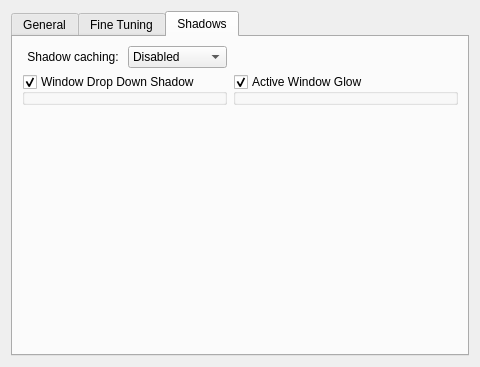
mgottschlag/kwin-tiling, file kstyles/oxygen/config/ui/oxygendecorationconfigwidget.ui: the form before one commit.
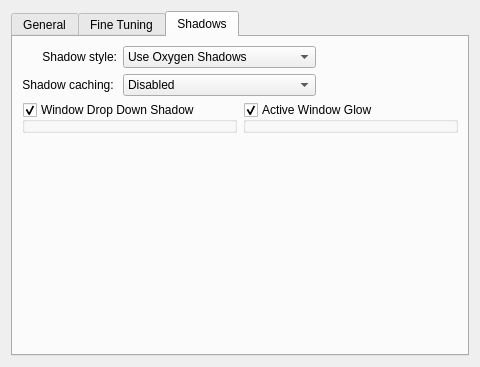
The form after the commit. The open tabs and pages were chosen to show the change. Custom widgets are drawn as their Qt base class.

Commit message: Added option to choose shadow style between 'oxygen'; 'kwin' and 'no shadows'

```diff
--- a/kstyles/oxygen/config/ui/oxygendecorationconfigwidget.ui
+++ b/kstyles/oxygen/config/ui/oxygendecorationconfigwidget.ui
@@ -327,8 +327,10 @@
       <attribute name="title">
        <string>Shadows</string>
       </attribute>
+      <layout class="QVBoxLayout" name="verticalLayout_2">
+       <item>
       <layout class="QGridLayout" name="gridLayout_3">
-       <item row="0" column="0">
+         <item row="1" column="0">
         <widget class="QLabel" name="label_3">
          <property name="text">
           <string>Shadow caching: </string>
@@ -338,7 +340,7 @@
          </property>
         </widget>
        </item>
-       <item row="0" column="1">
+         <item row="1" column="1">
         <widget class="KComboBox" name="shadowCacheMode_">
          <item>
           <property name="text">
@@ -357,6 +359,35 @@
          </item>
         </widget>
        </item>
+         <item row="0" column="0">
+          <widget class="QLabel" name="label_4">
+           <property name="text">
+            <string>Shadow style:</string>
+           </property>
+           <property name="alignment">
+            <set>Qt::AlignRight|Qt::AlignTrailing|Qt::AlignVCenter</set>
+           </property>
+          </widget>
+         </item>
+         <item row="0" column="1">
+          <widget class="KComboBox" name="shadowMode_">
+           <item>
+            <property name="text">
+             <string>Use Oxygen Shadows</string>
+            </property>
+           </item>
+           <item>
+            <property name="text">
+             <string>Use Desktop Effects Shadows</string>
+            </property>
+           </item>
+           <item>
+            <property name="text">
+             <string>Do Not Draw Shadows</string>
+            </property>
+           </item>
+          </widget>
+         </item>
        <item row="0" column="2">
         <spacer name="horizontalSpacer_5">
          <property name="orientation">
@@ -370,7 +401,11 @@
          </property>
         </spacer>
        </item>
-       <item row="1" column="0" colspan="2">
+        </layout>
+       </item>
+       <item>
+        <layout class="QHBoxLayout" name="horizontalLayout">
+         <item>
         <widget class="QGroupBox" name="inactiveShadowConfiguration_">
          <property name="title">
           <string>Window Drop Down Shadow </string>
@@ -380,7 +415,7 @@
          </property>
         </widget>
        </item>
-       <item row="1" column="2">
+         <item>
         <widget class="QGroupBox" name="activeShadowConfiguration_">
          <property name="title">
           <string>Active Window Glow</string>
@@ -390,7 +425,9 @@
          </property>
         </widget>
        </item>
-       <item row="2" column="0">
+        </layout>
+       </item>
+       <item>
         <spacer name="verticalSpacer_3">
          <property name="orientation">
           <enum>Qt::Vertical</enum>
```
Lines whose indentation alone changed are shown as unchanged. The commit also changes 3 other files.
